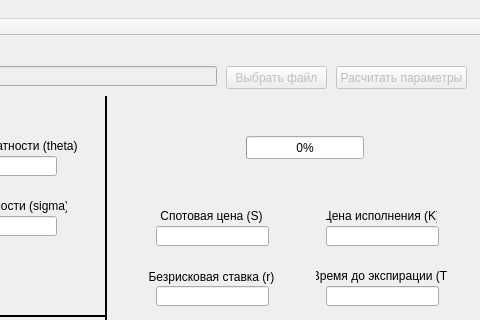
This is OptCalc/App/app.ui in patemckin/HestonOptions as Qt 5 draws it before an edit; both pictures show x 284 to 764 and y 0 to 320 of the 764 by 571 pixel window. The edited form follows.
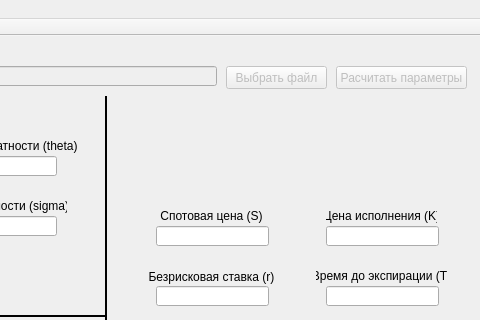
This is the edited form.

What changed in the file:
```diff
--- a/OptCalc/App/app.ui
+++ b/OptCalc/App/app.ui
@@ -722,19 +722,6 @@
      <number>12</number>
     </property>
    </widget>
-   <widget class="QProgressBar" name="progressBar">
-    <property name="geometry">
-     <rect>
-      <x>530</x>
-      <y>100</y>
-      <width>118</width>
-      <height>23</height>
-     </rect>
-    </property>
-    <property name="value">
-     <number>0</number>
-    </property>
-   </widget>
   </widget>
   <widget class="QMenuBar" name="menuBar">
    <property name="geometry">
```
Left out of the diff: 2 changed lines with no effect on the pictures.
